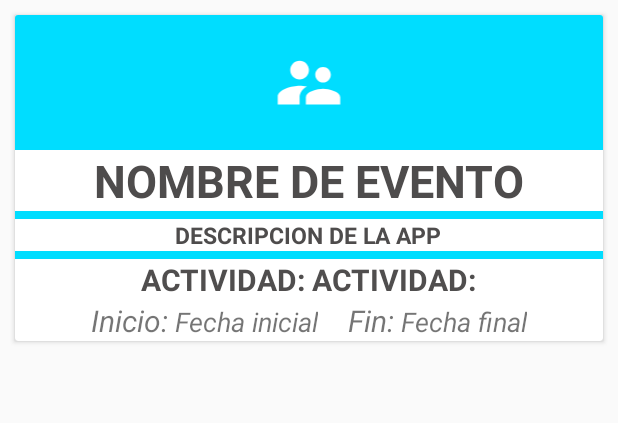
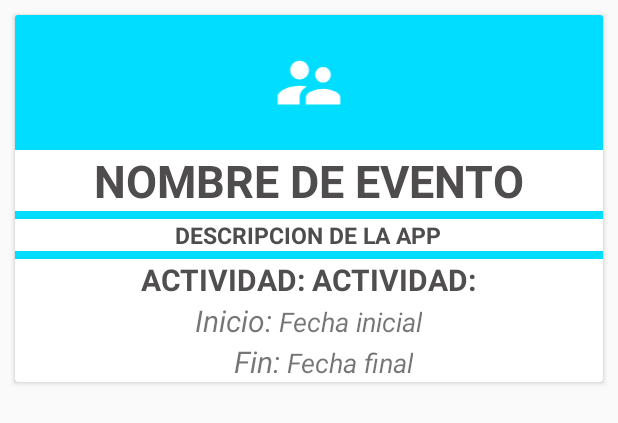
Before and after one commit to VezMar/SDP-Original, an Android app: the layout row_recycler.xml on its own in the app's theme, with its tools: preview values and no code run, on a phone screen of 412 x 824 dp. Shown: the top 423 px of the screen. Run offline under Robolectric (Android 15) with nearby library versions, the light colour scheme and no system bars.

Commit message:
Cambios pequeños, en variables

```diff
--- a/app/src/main/java/com/example/acadepsistemas/seguimiento/Clases/SupervisionActivity.java
+++ b/app/src/main/java/com/example/acadepsistemas/seguimiento/Clases/SupervisionActivity.java
@@ -307,7 +307,7 @@ public class SupervisionActivity extends AppCompatActivity
         txtEstado.setText("Antes del Evento");
         estado = "before";
 
-        if(nEvent.getActividad().equals("Auditoria")){
+        if(nEvent.getActividad().equals("auditoria")){
             estado = "before";
             bottomNavigationView.setVisibility(View.INVISIBLE);
         }
--- a/app/src/main/res/layout/row_recycler.xml
+++ b/app/src/main/res/layout/row_recycler.xml
@@ -125,6 +125,15 @@
                 android:textSize="18dp"
                 android:textStyle="italic" />
 
+
+        </LinearLayout>
+
+        <LinearLayout
+            android:layout_width="wrap_content"
+            android:layout_height="wrap_content"
+            android:gravity="left"
+            android:orientation="horizontal">
+
             <TextView
                 android:layout_width="wrap_content"
                 android:layout_height="wrap_content"
```
Also changed, not shown: app/src/main/java/com/example/acadepsistemas/seguimiento/Fragmentos/EventosFragment.java (+31 -20 lines).
